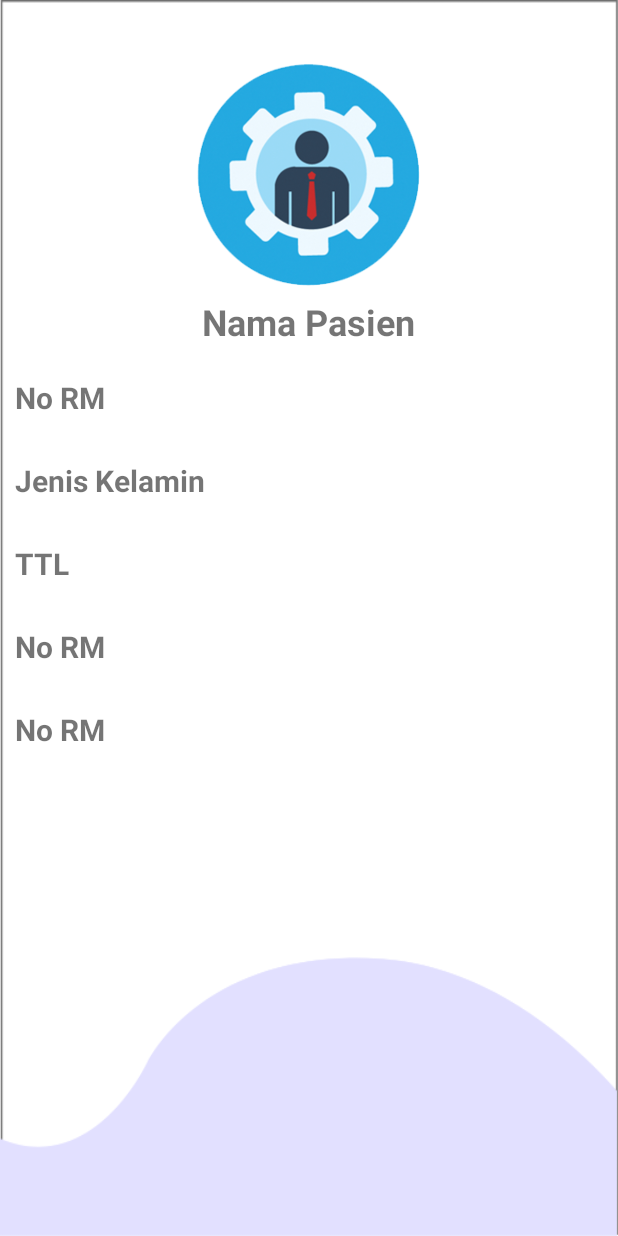
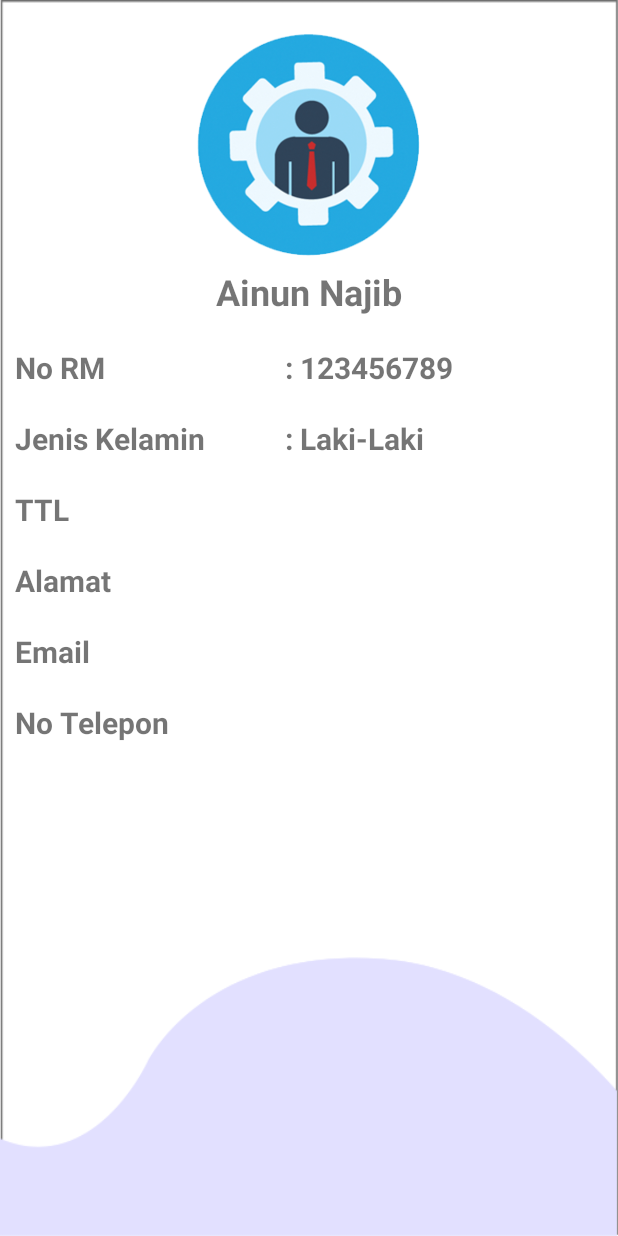
Before and after one commit to AinunNajib08/ProjectAkhir, an Android app: the ActivityProfile screen opened directly, with no data from a screen before it, on a phone screen of 412 x 824 dp. Run offline under Robolectric (Android 15) with nearby library versions, the phone set to English and light mode, and no system bars.

Commit message:
Belum selesai

```diff
--- a/android/KlinikHusada/app/src/main/res/layout/activity_profile.xml
+++ b/android/KlinikHusada/app/src/main/res/layout/activity_profile.xml
@@ -9,71 +9,113 @@
     tools:context=".ActivityProfile">
 
 
-
     <ImageView
         android:id="@+id/imageView"
         android:layout_width="match_parent"
         android:layout_height="158dp"
         android:layout_gravity="center"
-        android:layout_marginTop="40dp"
+        android:layout_marginTop="20dp"
         android:src="@drawable/profile" />
+
 
     <TextView
         android:id="@+id/nama_pasien"
         android:layout_width="wrap_content"
         android:layout_height="33dp"
         android:layout_gravity="center"
-        android:textStyle="bold"
         android:text="@string/nama_pasien"
-        android:textSize="24sp" />
+        android:textSize="24sp"
+        android:textStyle="bold" />
+    <LinearLayout
+        android:orientation="horizontal"
+        android:layout_width="wrap_content"
+        android:layout_height="wrap_content">
 
     <TextView
         android:id="@+id/NoRM"
-        android:layout_width="220dp"
-        android:layout_height="35dp"
+        android:layout_width="170dp"
+        android:layout_height="wrap_content"
+        android:layout_marginLeft="10dp"
         android:layout_marginTop="20dp"
+        android:text="@string/no_rm"
+        android:textSize="20sp"
+        android:textStyle="bold" />
+
+        <TextView
+            android:id="@+id/NoRM_user"
+            android:layout_width="170dp"
+            android:layout_height="wrap_content"
+            android:layout_marginLeft="10dp"
+            android:layout_marginTop="20dp"
+            android:text=": 123456789"
+            android:textSize="20sp"
+            android:textStyle="bold" />
+
+
+        </LinearLayout>
+
+    <LinearLayout
+        android:layout_width="wrap_content"
+        android:layout_height="wrap_content">
+    <TextView
+        android:id="@+id/jenis_kelamin"
+        android:layout_width="170dp"
+        android:layout_height="wrap_content"
         android:layout_marginLeft="10dp"
-        android:text="No RM"
+        android:layout_marginTop="20dp"
+        android:text="@string/jenis_kelamin"
+        android:textSize="20sp"
+        android:textStyle="bold" />
+
+        <TextView
+            android:id="@+id/jenis_kelamin_user"
+            android:layout_width="170dp"
+            android:layout_height="wrap_content"
+            android:layout_marginLeft="10dp"
+            android:layout_marginTop="20dp"
+            android:text=": Laki-Laki"
+            android:textSize="20sp"
+            android:textStyle="bold" />
+
+    </LinearLayout>
+
+    <TextView
+        android:id="@+id/tempat_tgl_lahir"
+        android:layout_width="170dp"
+        android:layout_height="wrap_content"
+        android:layout_marginLeft="10dp"
+        android:layout_marginTop="20dp"
+        android:text="@string/tempat_tgl_lahir"
         android:textSize="20sp"
         android:textStyle="bold" />
 
     <TextView
-        android:id="@+id/tempat_tgl_lahir"
-        android:layout_width="220dp"
-        android:layout_height="35dp"
+        android:id="@+id/alamat"
+        android:layout_width="170dp"
+        android:layout_height="wrap_content"
         android:layout_marginLeft="10dp"
         android:layout_marginTop="20dp"
-        android:text="Jenis Kelamin"
+        android:text="@string/alamat"
         android:textSize="20sp"
         android:textStyle="bold" />
 
     <TextView
-        android:id="@+id/tempat_tgl_lahir"
-        android:layout_width="220dp"
-        android:layout_height="35dp"
+        android:id="@+id/email_user"
+        android:layout_width="170dp"
+        android:layout_height="wrap_content"
         android:layout_marginLeft="10dp"
         android:layout_marginTop="20dp"
-        android:text="TTL"
+        android:text="@string/email"
         android:textSize="20sp"
         android:textStyle="bold" />
 
     <TextView
-        android:id="@+id/tempat_tgl_lahir"
-        android:layout_width="match_parent"
-        android:layout_height="35dp"
+        android:id="@+id/no_telepon"
+        android:layout_width="170dp"
+        android:layout_height="wrap_content"
         android:layout_marginLeft="10dp"
         android:layout_marginTop="20dp"
-        android:text="No RM"
-        android:textSize="20sp"
-        android:textStyle="bold" />
-
-    <TextView
-        android:id="@+id/tempat_tgl_lahir"
-        android:layout_width="match_parent"
-        android:layout_height="35dp"
-        android:layout_marginLeft="10dp"
-        android:layout_marginTop="20dp"
-        android:text="No RM"
+        android:text="@string/no_telepon"
         android:textSize="20sp"
         android:textStyle="bold" />
 
--- a/android/KlinikHusada/app/src/main/res/values/strings.xml
+++ b/android/KlinikHusada/app/src/main/res/values/strings.xml
@@ -22,5 +22,11 @@
     <string name="nomor_antrian_kamu">Nomor Antrian Kamu</string>
     <string name="lihat_detail">Lihat Detail</string>
     <string name="nama_disini">Nama disini</string>
-    <string name="nama_pasien">Nama Pasien</string>
+    <string name="nama_pasien">Ainun Najib</string>
+    <string name="no_rm">No RM        </string>
+    <string name="jenis_kelamin">Jenis Kelamin</string>
+    <string name="tempat_tgl_lahir">TTL  </string>
+    <string name="alamat">Alamat   </string>
+    <string name="email">Email   </string>
+    <string name="no_telepon">No Telepon</string>
 </resources>
```
